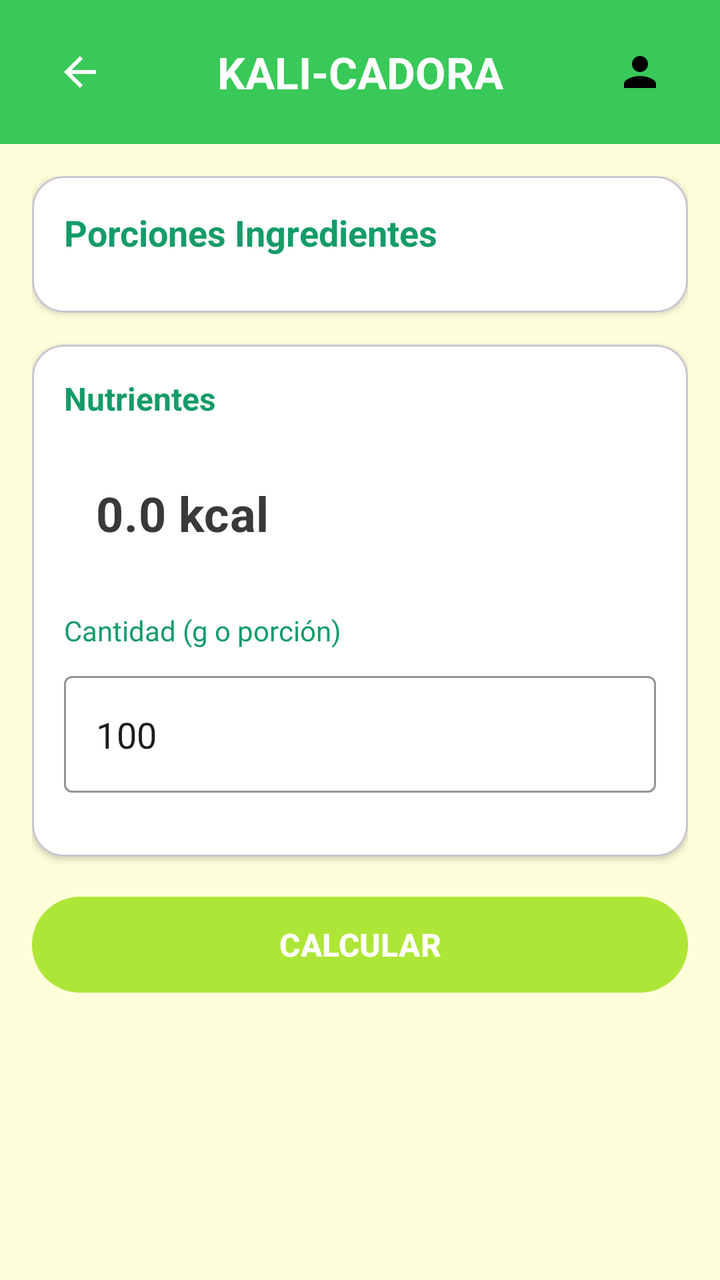
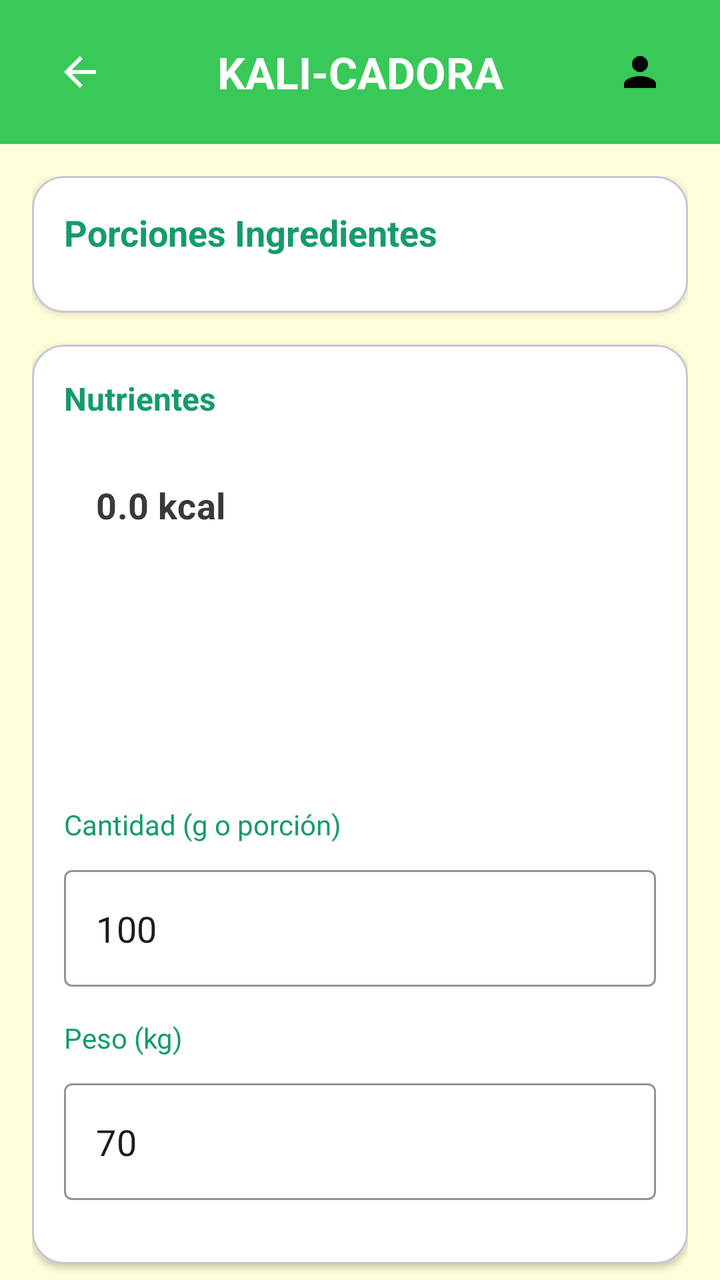

Screens rendered from an Android XML layout before and after an edit, with the pre-edit source and the edit as a unified diff.
<!-- AndroidManifest.xml: application theme Theme.NutrikaliApp -->
<!-- res/layout/activity_calculator.xml -->
<?xml version="1.0" encoding="utf-8"?>
<androidx.constraintlayout.widget.ConstraintLayout
    xmlns:android="http://schemas.android.com/apk/res/android"
    xmlns:app="http://schemas.android.com/apk/res-auto"
    xmlns:tools="http://schemas.android.com/tools"
    android:layout_width="match_parent"
    android:layout_height="match_parent"
    android:background="#FFFEDB">

    
    <androidx.constraintlayout.widget.ConstraintLayout
        android:id="@+id/topBar"
        android:layout_width="match_parent"
        android:layout_height="72dp"
        android:background="#38C958"
        app:layout_constraintTop_toTopOf="parent"
        app:layout_constraintStart_toStartOf="parent"
        app:layout_constraintEnd_toEndOf="parent">

        <ImageButton
            android:id="@+id/backButton"
            android:layout_width="48dp"
            android:layout_height="48dp"
            android:layout_marginStart="16dp"
            android:background="?attr/selectableItemBackgroundBorderless"
            android:src="@drawable/ic_arrow_back"
            android:contentDescription="Volver"
            app:layout_constraintStart_toStartOf="parent"
            app:layout_constraintTop_toTopOf="parent"
            app:layout_constraintBottom_toBottomOf="parent" />

        <TextView
            android:id="@+id/titleTextView"
            android:layout_width="wrap_content"
            android:layout_height="wrap_content"
            android:text="KALI-CADORA"
            android:textColor="@android:color/white"
            android:textSize="22sp"
            android:textStyle="bold"
            android:textAllCaps="true"
            app:layout_constraintStart_toStartOf="parent"
            app:layout_constraintEnd_toEndOf="parent"
            app:layout_constraintTop_toTopOf="parent"
            app:layout_constraintBottom_toBottomOf="parent" />

        <ImageButton
            android:id="@+id/userButton"
            android:layout_width="48dp"
            android:layout_height="48dp"
            android:layout_marginEnd="16dp"
            android:background="?attr/selectableItemBackgroundBorderless"
            android:src="@drawable/ic_user"
            android:contentDescription="@string/user_desc"
            app:layout_constraintEnd_toEndOf="parent"
            app:layout_constraintTop_toTopOf="parent"
            app:layout_constraintBottom_toBottomOf="parent" />

    </androidx.constraintlayout.widget.ConstraintLayout>

    
    <androidx.core.widget.NestedScrollView
        android:id="@+id/scrollView"
        android:layout_width="0dp"
        android:layout_height="0dp"
        app:layout_constraintTop_toBottomOf="@id/topBar"
        app:layout_constraintBottom_toBottomOf="parent"
        app:layout_constraintStart_toStartOf="parent"
        app:layout_constraintEnd_toEndOf="parent"
        android:fillViewport="true">

        <LinearLayout
            android:layout_width="match_parent"
            android:layout_height="wrap_content"
            android:orientation="vertical"
            android:padding="16dp">

            
            <com.google.android.material.card.MaterialCardView
                android:layout_width="match_parent"
                android:layout_height="wrap_content"
                app:cardCornerRadius="16dp"
                app:cardElevation="2dp"
                app:cardBackgroundColor="@android:color/white"
                android:layout_marginBottom="16dp">

                <LinearLayout
                    android:layout_width="match_parent"
                    android:layout_height="wrap_content"
                    android:orientation="vertical"
                    android:padding="16dp">

                    <TextView
                        android:layout_width="wrap_content"
                        android:layout_height="wrap_content"
                        android:text="Porciones Ingredientes"
                        android:textColor="#149C68"
                        android:textSize="18sp"
                        android:textStyle="bold"
                        android:layout_marginBottom="12dp" />

                    <com.google.android.material.textfield.TextInputLayout
                        android:layout_width="match_parent"
                        android:layout_height="wrap_content"
                        style="@style/Widget.MaterialComponents.TextInputLayout.OutlinedBox"
                        android:hint="Selecciona un alimento"
                        app:boxStrokeColor="#149C68"
                        app:hintTextColor="#149C68">

                        <androidx.appcompat.widget.AppCompatSpinner
                            android:id="@+id/foodSpinner"
                            android:layout_width="match_parent"
                            android:layout_height="wrap_content"
                            android:background="@android:color/transparent" />
                    </com.google.android.material.textfield.TextInputLayout>

                </LinearLayout>
            </com.google.android.material.card.MaterialCardView>

            
            <com.google.android.material.card.MaterialCardView
                android:layout_width="match_parent"
                android:layout_height="wrap_content"
                app:cardCornerRadius="16dp"
                app:cardElevation="2dp"
                app:cardBackgroundColor="@android:color/white"
                android:layout_marginBottom="16dp">

                <LinearLayout
                    android:layout_width="match_parent"
                    android:layout_height="wrap_content"
                    android:orientation="vertical"
                    android:padding="16dp">

                    <TextView
                        android:layout_width="wrap_content"
                        android:layout_height="wrap_content"
                        android:text="Nutrientes"
                        android:textColor="#149C68"
                        android:textSize="16sp"
                        android:textStyle="bold"
                        android:layout_marginBottom="8dp" />

                    
                    <com.google.android.material.textfield.TextInputLayout
                        android:layout_width="match_parent"
                        android:layout_height="wrap_content"
                        style="@style/Widget.MaterialComponents.TextInputLayout.OutlinedBox"
                        app:boxStrokeColor="#38C958"
                        app:boxBackgroundColor="#F5F5F5"
                        android:layout_marginBottom="16dp">

                        <com.google.android.material.textfield.TextInputEditText
                            android:id="@+id/resultTextView"
                            android:layout_width="match_parent"
                            android:layout_height="wrap_content"
                            android:text="0.0 kcal"
                            android:textSize="24sp"
                            android:textStyle="bold"
                            android:textColor="#383939"
                            android:inputType="none"
                            android:background="@android:color/transparent" />
                    </com.google.android.material.textfield.TextInputLayout>

                    
                    <TextView
                        android:layout_width="wrap_content"
                        android:layout_height="wrap_content"
                        android:text="Cantidad (g o porción)"
                        android:textColor="#149C68"
                        android:textSize="14sp"
                        android:layout_marginBottom="8dp" />

                    <com.google.android.material.textfield.TextInputLayout
                        android:layout_width="match_parent"
                        android:layout_height="wrap_content"
                        style="@style/Widget.MaterialComponents.TextInputLayout.OutlinedBox"
                        app:boxStrokeColor="#149C68"
                        android:layout_marginBottom="16dp">

                        <com.google.android.material.textfield.TextInputEditText
                            android:id="@+id/quantityEditText"
                            android:layout_width="match_parent"
                            android:layout_height="wrap_content"
                            android:inputType="numberDecimal"
                            android:text="100"
                            android:textSize="18sp" />
                    </com.google.android.material.textfield.TextInputLayout>

                </LinearLayout>
            </com.google.android.material.card.MaterialCardView>

            
            <com.google.android.material.button.MaterialButton
                android:id="@+id/calculateButton"
                android:layout_width="match_parent"
                android:layout_height="56dp"
                android:text="CALCULAR"
                android:textColor="@android:color/white"
                android:textSize="16sp"
                android:textStyle="bold"
                app:cornerRadius="28dp"
                app:backgroundTint="#AEE637"
                android:layout_marginBottom="24dp" />

        </LinearLayout>
    </androidx.core.widget.NestedScrollView>

    
    <ProgressBar
        android:id="@+id/progressBar"
        android:layout_width="48dp"
        android:layout_height="48dp"
        android:visibility="gone"
        app:layout_constraintTop_toTopOf="parent"
        app:layout_constraintBottom_toBottomOf="parent"
        app:layout_constraintStart_toStartOf="parent"
        app:layout_constraintEnd_toEndOf="parent" />

</androidx.constraintlayout.widget.ConstraintLayout>
<!-- resources referenced by this layout -->
<resources>
  <!-- drawable ic_arrow_back (drawable) -->
  <vector xmlns:android="http://schemas.android.com/apk/res/android"
      android:width="24dp"
      android:height="24dp"
      android:viewportWidth="24"
      android:viewportHeight="24">
      <path
          android:fillColor="#FFFFFF"
          android:pathData="M20,11H7.83l5.59,-5.59L12,4l-8,8 8,8 1.41,-1.41L7.83,13H20v-2z"/>
  </vector>
  <!-- drawable ic_user (drawable) -->
  <vector xmlns:android="http://schemas.android.com/apk/res/android"
      android:width="24dp"
      android:height="24dp"
      android:viewportWidth="24"
      android:viewportHeight="24">
      <path
          android:fillColor="#000000"
          android:pathData="M12,12c2.21,0 4,-1.79 4,-4s-1.79,-4 -4,-4s-4,1.79 -4,4S9.79,12 12,12zM12,14c-2.67,0 -8,1.34 -8,4v2h16v-2C20,15.34 14.67,14 12,14z"/>
  </vector>
  <string name="user_desc">Perfil de usuario</string>
  <style name="Theme.NutrikaliApp" parent="Base.Theme.NutrikaliApp" />
  <style name="Base.Theme.NutrikaliApp" parent="Theme.Material3.DayNight.NoActionBar">
          
          
      </style>
</resources>

<!-- the commit's change to res/layout/activity_calculator.xml (unified diff, before → after) -->
@@ -154,11 +154,13 @@
                             android:layout_width="match_parent"
                             android:layout_height="wrap_content"
                             android:text="0.0 kcal"
-                            android:textSize="24sp"
+                            android:textSize="18sp"
                             android:textStyle="bold"
                             android:textColor="#383939"
                             android:inputType="none"
-                            android:background="@android:color/transparent" />
+                            android:background="@android:color/transparent"
+                            android:minLines="6"
+                            android:gravity="top" />
                     </com.google.android.material.textfield.TextInputLayout>
 
                     
@@ -183,6 +185,31 @@
                             android:layout_height="wrap_content"
                             android:inputType="numberDecimal"
                             android:text="100"
+                            android:textSize="18sp" />
+                    </com.google.android.material.textfield.TextInputLayout>
+
+                    
+                    <TextView
+                        android:layout_width="wrap_content"
+                        android:layout_height="wrap_content"
+                        android:text="Peso (kg)"
+                        android:textColor="#149C68"
+                        android:textSize="14sp"
+                        android:layout_marginBottom="8dp" />
+
+                    <com.google.android.material.textfield.TextInputLayout
+                        android:layout_width="match_parent"
+                        android:layout_height="wrap_content"
+                        style="@style/Widget.MaterialComponents.TextInputLayout.OutlinedBox"
+                        app:boxStrokeColor="#149C68"
+                        android:layout_marginBottom="16dp">
+
+                        <com.google.android.material.textfield.TextInputEditText
+                            android:id="@+id/weightEditText"
+                            android:layout_width="match_parent"
+                            android:layout_height="wrap_content"
+                            android:inputType="numberDecimal"
+                            android:text="70"
                             android:textSize="18sp" />
                     </com.google.android.material.textfield.TextInputLayout>
 
